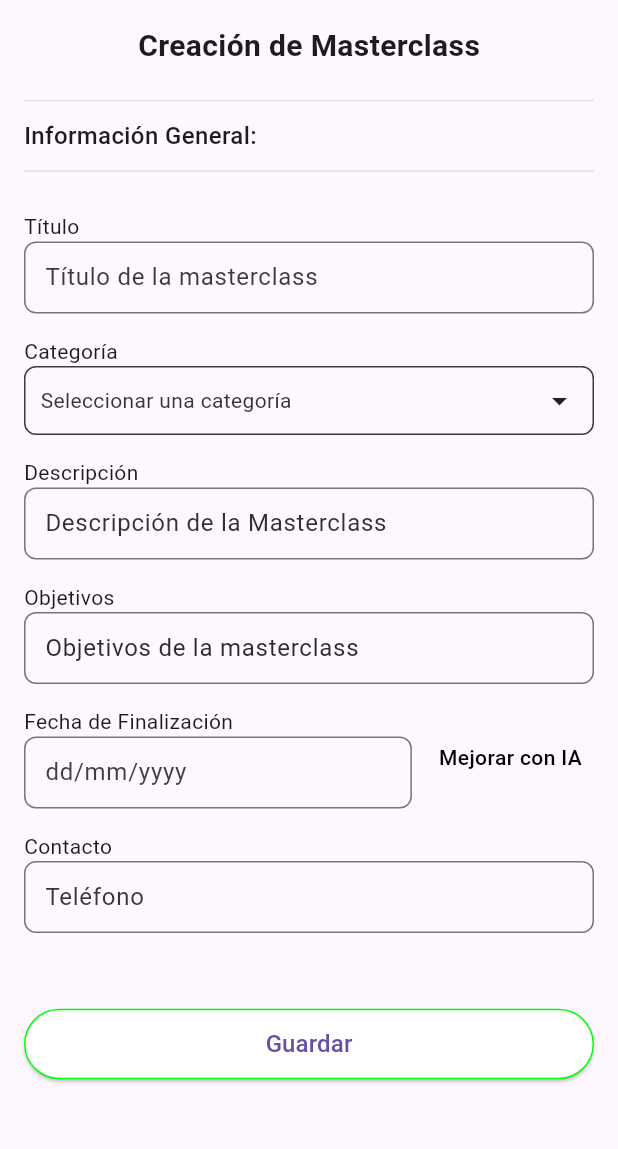
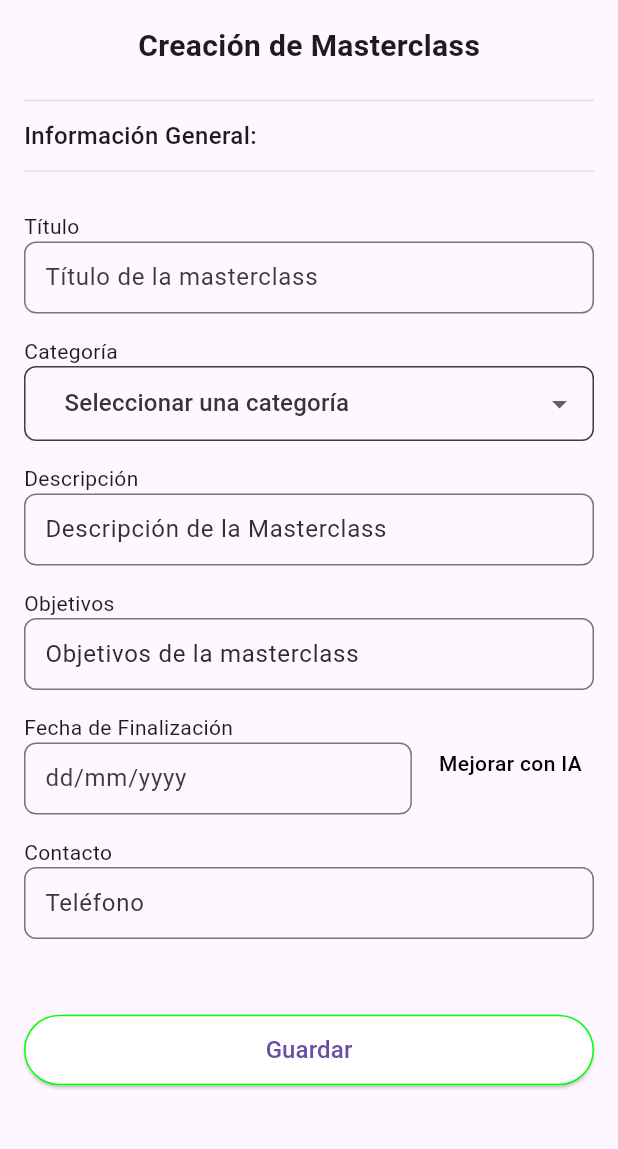
Before and after one commit to abel-utp/CONEXION_BD_FLUTTER, a Flutter app: the MasterclassCreationScreen screen opened directly, on a phone screen of 412 x 824 dp, the part 84-1233 px from its top. Run offline on Flutter 3.47's test engine with Material 3 defaults, Android fonts, the phone set to English and light mode, and no system bars; drawn by our look-alikes of dropdown_button2.

Commit message:
categoria
esstructura de categoria

```diff
--- a/lib/masterclass_1.dart
+++ b/lib/masterclass_1.dart
@@ -1,4 +1,5 @@
 import 'package:flutter/material.dart';
+import 'package:dropdown_button2/dropdown_button2.dart';
 import 'menu.dart'; // Importa la clase MenuScreen
 import 'masterclass_2.dart'; // Importa la clase MasterclassScreen
 
@@ -13,14 +14,47 @@ class MyApp extends StatelessWidget {
   Widget build(BuildContext context) {
     return MaterialApp(
       debugShowCheckedModeBanner: false,
-      theme: ThemeData(primarySwatch: Colors.green),
+      theme: ThemeData(
+        primarySwatch: Colors.green,
+        inputDecorationTheme: InputDecorationTheme(alignLabelWithHint: true),
+      ),
       home: const MasterclassCreationScreen(),
     );
   }
 }
 
-class MasterclassCreationScreen extends StatelessWidget {
+class MasterclassCreationScreen extends StatefulWidget {
   const MasterclassCreationScreen({Key? key}) : super(key: key);
+
+  @override
+  State<MasterclassCreationScreen> createState() =>
+      _MasterclassCreationScreenState();
+}
+
+class _MasterclassCreationScreenState extends State<MasterclassCreationScreen> {
+  String? selectedCategory;
+
+  final List<String> categories = [
+    'Aplicaciones Móviles',
+    'Comunicaciones',
+    'Derecho Mercantil',
+    'Desarrollo Personal',
+    'Desarrollo Web',
+    'Desarrollo de juegos',
+    'Diseño',
+    'Diseño Web',
+    'Enseñanza y academia',
+    'Estilo de vida',
+    'Estrategia',
+    'Finanzas',
+    'Gestión de proyectos',
+    'Lenguajes de Programación',
+    'Liderazgo',
+    'Marketing',
+    'Negocio',
+    'Salud y Fitness',
+    'Transformación Personal',
+  ];
 
   @override
   Widget build(BuildContext context) {
@@ -61,7 +95,6 @@ class MasterclassCreationScreen extends StatelessWidget {
           ),
         ],
       ),
-
       body: Padding(
         padding: const EdgeInsets.all(16.0),
         child: SingleChildScrollView(
@@ -108,27 +141,41 @@ class MasterclassCreationScreen extends StatelessWidget {
               const Text('Categoría'),
               Container(
                 width: double.infinity,
-                padding: const EdgeInsets.symmetric(
-                  horizontal: 10,
-                  vertical: 10,
-                ),
+                padding: const EdgeInsets.symmetric(horizontal: 10),
                 decoration: BoxDecoration(
                   border: Border.all(
                     color: const Color.fromARGB(255, 61, 61, 61),
                   ),
                   borderRadius: BorderRadius.circular(8),
                 ),
-                child: Row(
-                  mainAxisAlignment: MainAxisAlignment.spaceBetween,
-                  children: [
-                    Text(
-                      'Seleccionar una categoría',
-                      style: TextStyle(
-                        color: const Color.fromARGB(255, 54, 54, 54),
+                child: DropdownButtonHideUnderline(
+                  child: DropdownButton2<String>(
+                    value: selectedCategory,
+                    isExpanded: true,
+                    dropdownStyleData: DropdownStyleData(
+                      offset: const Offset(0, -5),
+                      maxHeight: 200,
+                      decoration: BoxDecoration(
+                        borderRadius: BorderRadius.circular(8),
                       ),
                     ),
-                    const Icon(Icons.arrow_drop_down),
-                  ],
+                    hint: const Text(
+                      'Seleccionar una categoría',
+                      style: TextStyle(color: Color.fromARGB(255, 54, 54, 54)),
+                    ),
+                    items:
+                        categories.map((String category) {
+                          return DropdownMenuItem<String>(
+                            value: category,
+                            child: Text(category),
+                          );
+                        }).toList(),
+                    onChanged: (String? newValue) {
+                      setState(() {
+                        selectedCategory = newValue;
+                      });
+                    },
+                  ),
                 ),
               ),
               const SizedBox(height: 15),
--- a/pubspec.yaml
+++ b/pubspec.yaml
@@ -13,6 +13,7 @@ dependencies:
     sdk: flutter
   cupertino_icons: ^1.0.8
   http: ^1.1.0
+  dropdown_button2: ^2.3.9
 
 dev_dependencies:
   flutter_test:
```
Also changed, not shown: lib/zabel.dart (+55 -3 lines), pubspec.lock.
